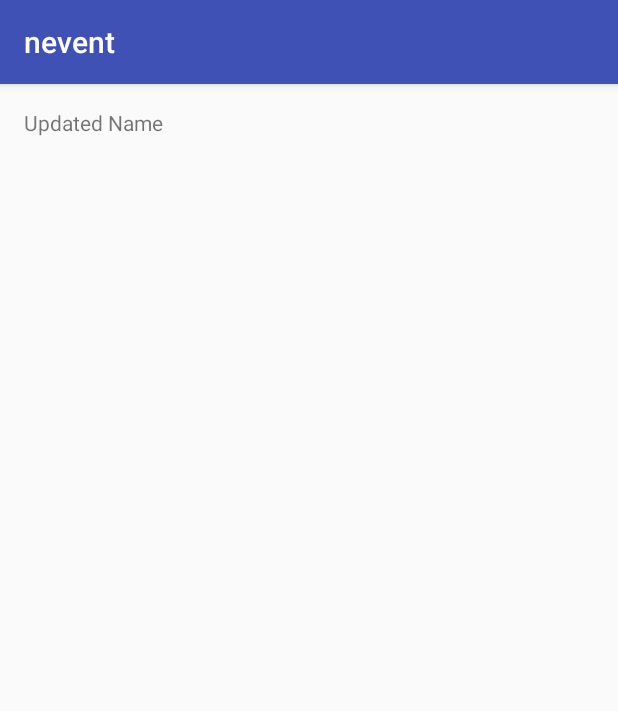
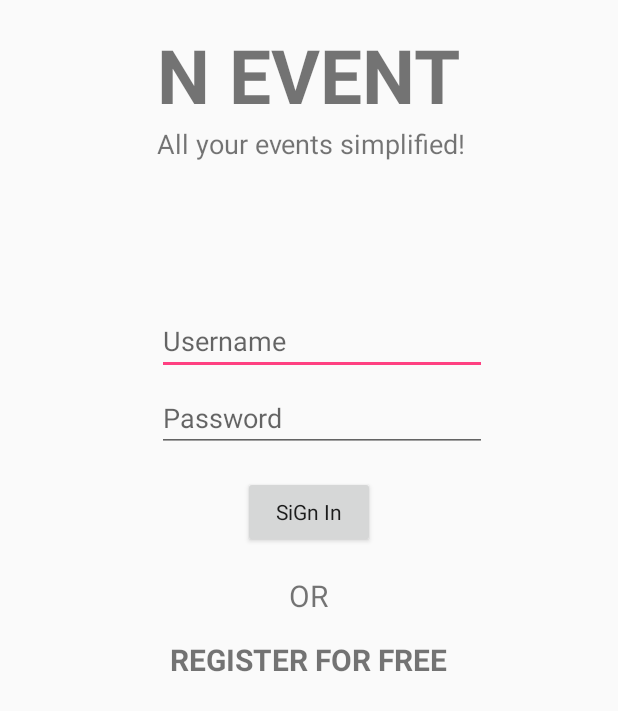
Before and after one commit to SagunPandit/EVENT, an Android app: the screen it shows after launch (MainActivity), on a phone screen of 412 x 824 dp. Shown: the top 711 px of the screen. Run offline under Robolectric (Android 15) with nearby library versions, the phone set to English and light mode, and no system bars.

Commit message:
Check Commit

```diff
--- a/app/src/main/res/layout/activity_main.xml
+++ b/app/src/main/res/layout/activity_main.xml
@@ -11,7 +11,86 @@
     tools:context="semproject.nevent.MainActivity">
 
     <TextView
+        android:text="N EVENT"
         android:layout_width="wrap_content"
         android:layout_height="wrap_content"
-        android:text="Updated Name" />
+        android:id="@+id/my_text"
+        android:typeface="normal"
+        android:textSize="50sp"
+        android:lineSpacingExtra="10sp"
+        android:textAllCaps="true"
+        android:textStyle="normal|bold"
+        android:layout_alignParentTop="true"
+        android:layout_centerHorizontal="true" />
+
+    <TextView
+        android:text="All your events simplified!"
+        android:layout_width="wrap_content"
+        android:layout_height="wrap_content"
+        android:id="@+id/my_subtext"
+        android:textSize="18sp"
+        android:layout_below="@+id/my_text"
+        android:layout_alignStart="@+id/my_text"
+        android:layout_alignLeft="@+id/my_text"/>
+
+
+    <EditText
+        android:layout_width="220dp"
+        android:layout_height="40dp"
+        android:inputType="textPersonName"
+        android:ems="10"
+        android:layout_marginTop="102dp"
+        android:id="@+id/editText"
+        android:hint="Username"
+        android:layout_below="@+id/my_subtext"
+        android:layout_alignStart="@+id/my_text"
+        android:layout_alignLeft="@+id/my_text"/>
+
+    <EditText
+        android:layout_width="220dp"
+        android:layout_height="40dp"
+        android:inputType="textPassword"
+        android:ems="10"
+        android:layout_below="@+id/editText"
+        android:layout_alignStart="@+id/editText"
+        android:layout_alignLeft="@+id/editText"
+        android:layout_marginTop="11dp"
+        android:id="@+id/editText2"
+        android:hint="Password"
+        android:layout_alignEnd="@+id/editText"
+        android:layout_alignRight="@+id/editText"/>
+
+    <Button
+        android:text="SiGn In"
+        android:layout_width="wrap_content"
+        android:layout_height="wrap_content"
+        android:layout_below="@+id/editText2"
+        android:layout_centerHorizontal="true"
+        android:layout_marginTop="16dp"
+        android:id="@+id/button2"
+        android:elevation="24dp"
+        android:textAppearance="@style/TextAppearance.AppCompat"
+        android:onClick="signin"/>
+
+    <TextView
+        android:text="OR"
+        android:layout_width="wrap_content"
+        android:layout_height="wrap_content"
+        android:layout_below="@+id/button2"
+        android:layout_centerHorizontal="true"
+        android:layout_marginTop="18dp"
+        android:id="@+id/textView2"
+        android:textSize="20sp" />
+
+    <TextView
+        android:text="REGISTER FOR FREE"
+        android:layout_width="wrap_content"
+        android:layout_height="wrap_content"
+        android:layout_below="@+id/textView2"
+        android:layout_centerHorizontal="true"
+        android:layout_marginTop="15dp"
+        android:id="@+id/textView3"
+        android:textSize="20sp"
+        android:textStyle="normal|bold"
+        android:onClick="signup"/>
 </RelativeLayout>
--- a/app/src/main/res/values/styles.xml
+++ b/app/src/main/res/values/styles.xml
@@ -7,5 +7,12 @@
         <item name="colorPrimaryDark">@color/colorPrimaryDark</item>
         <item name="colorAccent">@color/colorAccent</item>
     </style>
+    <style name="AppTheme.NoActionBar">
+        <item name="windowActionBar">false</item>
+        <item name="windowNoTitle">true</item>
+        <item name="colorPrimary">@color/colorPrimary</item>
+        <item name="colorPrimaryDark">@color/colorPrimaryDark</item>
+        <item name="colorAccent">@color/colorAccent</item>
+    </style>
 
 </resources>
```
Also changed, not shown: app/src/main/AndroidManifest.xml (+9 -1 lines), app/src/main/java/semproject/nevent/MainActivity.java (+17 -0 lines), app/src/main/java/semproject/nevent/SignIn.java (added, +10 -0 lines), app/src/main/java/semproject/nevent/SignUp.java (added, +13 -0 lines), app/src/main/res/layout/activity_sign_up.xml (added, +13 -0 lines).
